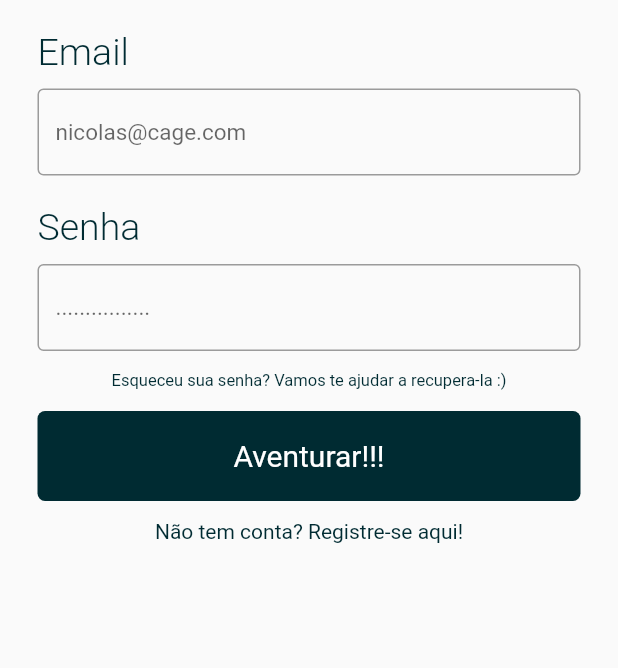
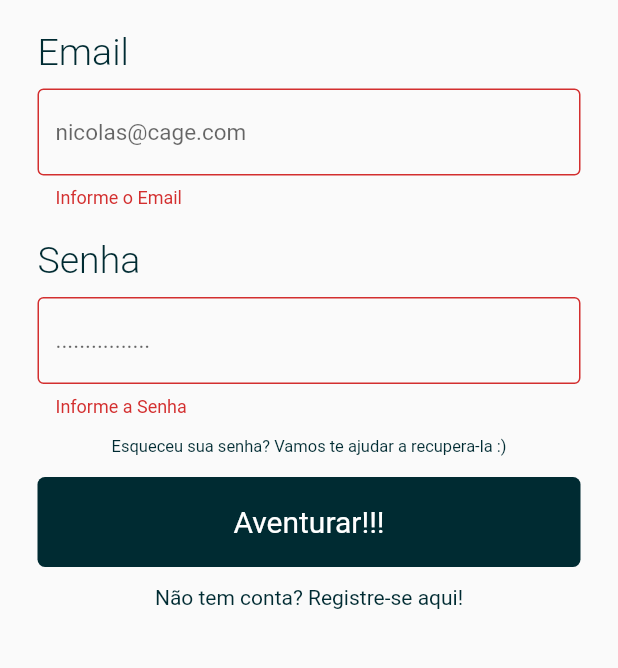
Before and after one commit to saulogp/find-a-table, a Flutter app: the screen it shows after launch, after a tap on "Aventurar!!!", on a phone screen of 412 x 824 dp, the part 270-938 px from its top. Run offline on Flutter 3.47's test engine with Material 2 defaults, Android fonts, the phone set to English and light mode, and no system bars; our stand-ins replace carousel_pro, datetime_picker_formfield, flare_flutter, image_picker.

Commit message:
validação dos campos nas telas de login e de recuperar senha

```diff
--- a/lib/pages/login.dart
+++ b/lib/pages/login.dart
@@ -4,6 +4,7 @@ import 'package:finda_a_table/pages/bottomNavigationBar.dart';
 import 'package:finda_a_table/pages/recuperar-senha.dart';
 import 'package:finda_a_table/reciclagem/label.dart';
 import 'package:flutter/material.dart';
+import 'package:flutter/services.dart';
 // import 'package:flare_flutter/flare_actor.dart';
 
 class LoginPage extends StatefulWidget {
@@ -15,10 +16,18 @@ class _LoginPageState extends State<LoginPage> {
 
   TextEditingController _userController = new TextEditingController();
   TextEditingController _passwordController = new TextEditingController();
+
+  final _formKey = GlobalKey<FormState>();
+
+  bool _validate = false;
+
   @override
   Widget build(BuildContext context) {
     return Scaffold(
-      body: Container(
+      body: Form(
+        key: _formKey,
+        autovalidate: _validate,
+        child: Container(
             padding: EdgeInsets.only(top: 30, left: 25, right: 25),
             child: ListView(
               children: <Widget>[
@@ -29,6 +38,8 @@ class _LoginPageState extends State<LoginPage> {
                 labelComum("Email"),
                 TextFormField(
                   keyboardType: TextInputType.emailAddress,
+                  inputFormatters: [LengthLimitingTextInputFormatter(75)],
+                  validator: _validarEmail,
                   controller: _userController,
                   decoration: InputDecoration(
                       hintText: "nicolas@cage.com",
@@ -48,6 +59,8 @@ class _LoginPageState extends State<LoginPage> {
                 labelComum("Senha"),
                 TextFormField(
                   keyboardType: TextInputType.emailAddress,
+                  inputFormatters: [LengthLimitingTextInputFormatter(20)],
+                  validator: _validarSenha,
                   controller: _passwordController,
                   obscureText: true,
                   decoration: InputDecoration(
@@ -97,46 +110,7 @@ class _LoginPageState extends State<LoginPage> {
                   ),
                   child: SizedBox.expand(
                     child: FlatButton(
-
-                    onPressed: () async{
-                      String email, senha;
-                      email = _userController.text;
-                      senha = _passwordController.text;
-                      print("Login: $email\nSenha: $senha");
-
-                      var usuario = await LoginAPI.login(email, senha);
-
-                      if(usuario != null){
-                        print("$usuario");
-
-                        Navigator.push(
-                          context,
-                          MaterialPageRoute(
-                            builder: (context) => HomeBar(),
-                          ),
-                        );
-                      }else{
-                        //alert
-                        return showDialog(
-                          context: context,
-                          builder: (context){
-                            return AlertDialog(
-                              title: Text("Login"),
-                              content: Text("Login incorreto!"),
-                              actions: <Widget>[
-                                FlatButton(
-                                  child: Text("OK"),
-                                  onPressed: (){
-                                    Navigator.pop(context);
-                                  }
-                                ),
-                              ],
-                            );
-                          }
-                        );
-                      }
-
-                    },
+                      onPressed: _sendForm,
                       child: Text(
                         "Aventurar!!!",
                         style: TextStyle(
@@ -172,7 +146,82 @@ class _LoginPageState extends State<LoginPage> {
                   ),
                 ),
               ],
-          )),
+            )
+        ),
+      ),
     );
   }
+
+  String _validarEmail(String value) {
+    String pattern = r'(^([\w\-]+\.)*[\w\- ]+@([\w\- ]+\.)+([\w\-]{2,3})$)';
+    RegExp regExp = RegExp(pattern);
+    if (value.isEmpty) {
+      return "Informe o Email";
+    } else if (!regExp.hasMatch(value)) {
+      return "Email Inválido";
     }
+    return null;
+  }
+
+  String _validarSenha(String value) {
+    String pattern = r'(^\w{5,20}$ ^[a-zA-Z]\w{3,9}$ ^[a-zA-Z]\w*\d+\w*$)';
+    RegExp regExp = RegExp(pattern);
+    if (value.isEmpty) {
+      return "Informe a Senha";
+    } else if (value.length < 5 || value.length > 20) {
+      return "Sua senha deve ter no minimo 5 caracateres e no maximo 20 caracteres";
+    } else if (regExp.hasMatch(value)) {
+      return "Senha Inválida";
+    }
+    return null;
+  }
+
+  _sendForm() async{
+    if(_formKey.currentState.validate()){
+      //sem erros de validação
+      _formKey.currentState.save();
+
+      String email, senha;
+      email = _userController.text;
+      senha = _passwordController.text;
+      print("Login: $email\nSenha: $senha");
+
+      var usuario = await LoginAPI.login(email, senha);
+
+      if(usuario != null){
+        print("$usuario");
+        Navigator.push(
+          context,
+          MaterialPageRoute(
+            builder: (context) => HomeBar(),
+          ),
+        );
+      }else{
+        //alert
+        return showDialog(
+            context: context,
+            builder: (context){
+              return AlertDialog(
+                title: Text("Login"),
+                content: Text("Login incorreto!"),
+                actions: <Widget>[
+                  FlatButton(
+                      child: Text("OK"),
+                      onPressed: (){
+                        Navigator.pop(context);
+                      }
+                  ),
+                ],
+              );
+            }
+        );
+      }
+    }else{
+      setState(() {
+        //erro de validação
+        _validate = true;
+      });
+    }
+  }
+
+}
```
Also changed, not shown: lib/pages/recuperar-senha.dart (+38 -2 lines). Lines whose indentation alone changed are shown as unchanged.
